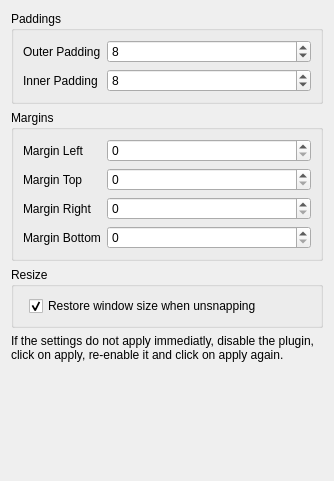
The window that contents/ui/config.ui (acristoffers/kwin-rectangle) describes before a commit, drawn with Qt 5.
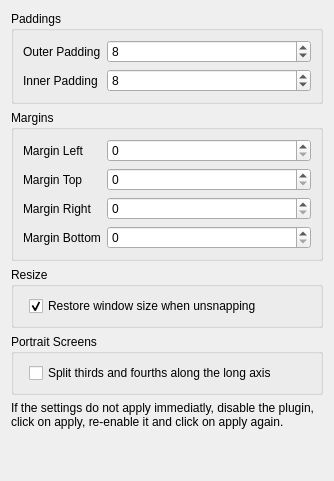
The same window after the commit.

Commit message: feat: portrait tiling

```diff
--- a/contents/ui/config.ui
+++ b/contents/ui/config.ui
@@ -147,6 +147,31 @@
      </layout>
     </widget>
    </item>
+   <item>
+    <widget class="QGroupBox" name="groupBox_4">
+     <property name="sizePolicy">
+      <sizepolicy hsizetype="Minimum" vsizetype="Minimum">
+       <horstretch>0</horstretch>
+       <verstretch>0</verstretch>
+      </sizepolicy>
+     </property>
+     <property name="title">
+      <string>Portrait Screens</string>
+     </property>
+     <layout class="QFormLayout" name="formLayout_4">
+      <item row="0" column="1">
+       <widget class="QCheckBox" name="kcfg_RotateOnPortrait">
+        <property name="text">
+         <string>Split thirds and fourths along the long axis</string>
+        </property>
+        <property name="checked">
+         <bool>false</bool>
+        </property>
+       </widget>
+      </item>
+     </layout>
+    </widget>
+   </item>
    <item>
     <widget class="QLabel" name="label_3">
      <property name="text">
```
The commit also changes 3 other files.
